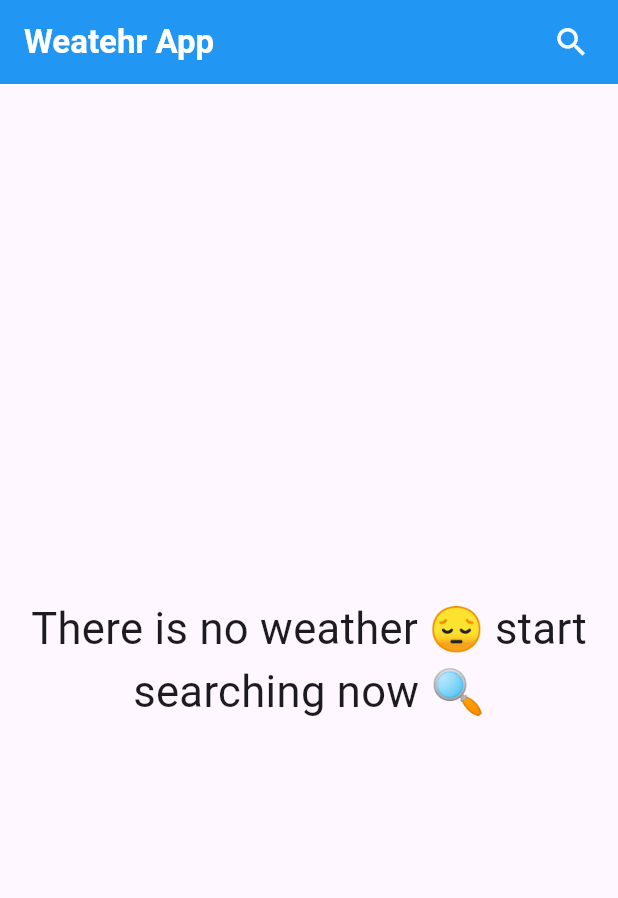
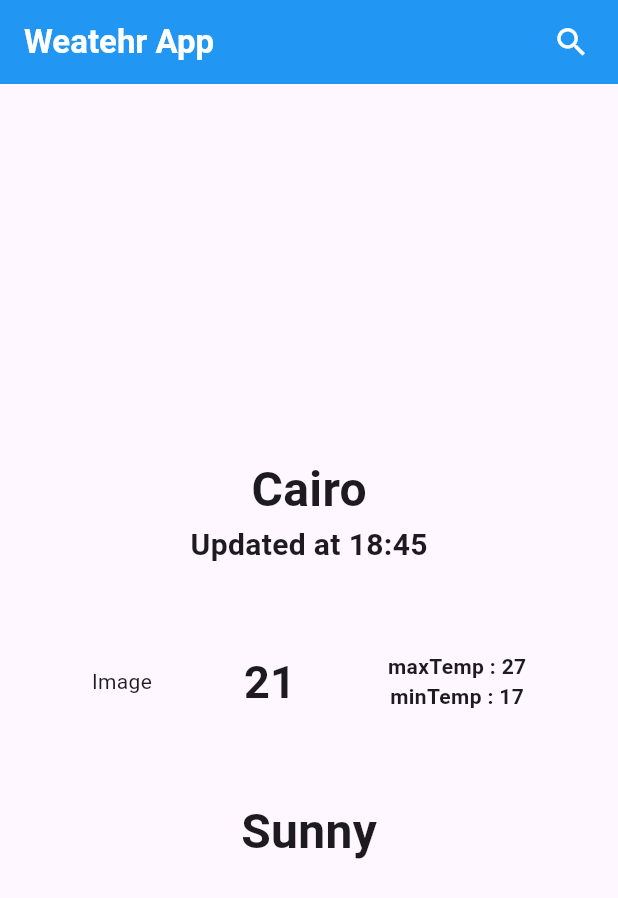
Before and after one commit to ZiadAlaa955/weather_app, a Flutter app: the screen it shows after launch, on a phone screen of 412 x 824 dp. Shown: the top 898 px of the screen. Run offline on Flutter 3.47's test engine with Material 3 defaults, Android fonts, the phone set to English and light mode, and no system bars.

Commit message:
create weather info view

```diff
--- /dev/null
+++ b/lib/Widgets/weather_info_view.dart
@@ -0,0 +1,72 @@
+import 'package:flutter/material.dart';
+
+class WeatherInfoView extends StatelessWidget {
+  const WeatherInfoView({super.key});
+
+  @override
+  Widget build(BuildContext context) {
+    return const Center(
+      child: Column(
+        mainAxisAlignment: MainAxisAlignment.center,
+        children: [
+          Text(
+            'Cairo',
+            style: TextStyle(
+              fontSize: 32,
+              fontWeight: FontWeight.bold,
+            ),
+          ),
+          Text(
+            'Updated at 18:45',
+            style: TextStyle(
+              fontSize: 20,
+              fontWeight: FontWeight.bold,
+            ),
+          ),
+          SizedBox(
+            height: 55,
+          ),
+          Row(
+            mainAxisAlignment: MainAxisAlignment.spaceEvenly,
+            children: [
+              Text('Image'),
+              Text(
+                '21',
+                style: TextStyle(
+                  fontSize: 30,
+                  fontWeight: FontWeight.bold,
+                ),
+              ),
+              Column(
+                children: [
+                  Text(
+                    'maxTemp : 27',
+                    style: TextStyle(
+                      fontWeight: FontWeight.bold,
+                    ),
+                  ),
+                  Text(
+                    'minTemp : 17',
+                    style: TextStyle(
+                      fontWeight: FontWeight.bold,
+                    ),
+                  ),
+                ],
+              ),
+            ],
+          ),
+          SizedBox(
+            height: 55,
+          ),
+          Text(
+            'Sunny',
+            style: TextStyle(
+              fontSize: 32,
+              fontWeight: FontWeight.bold,
+            ),
+          ),
+        ],
+      ),
+    );
+  }
+}
--- a/lib/views/home_page.dart
+++ b/lib/views/home_page.dart
@@ -1,5 +1,5 @@
 import 'package:flutter/material.dart';
-import 'package:weather_app/Widgets/no_weather_view.dart';
+import 'package:weather_app/Widgets/weather_info_view.dart';
 import 'package:weather_app/constants.dart';
 
 class HomePage extends StatelessWidget {
@@ -29,7 +29,7 @@ class HomePage extends StatelessWidget {
           ),
         ],
       ),
-      body: NoWeatherView(),
+      body: const WeatherInfoView(),
     );
   }
 }
```
